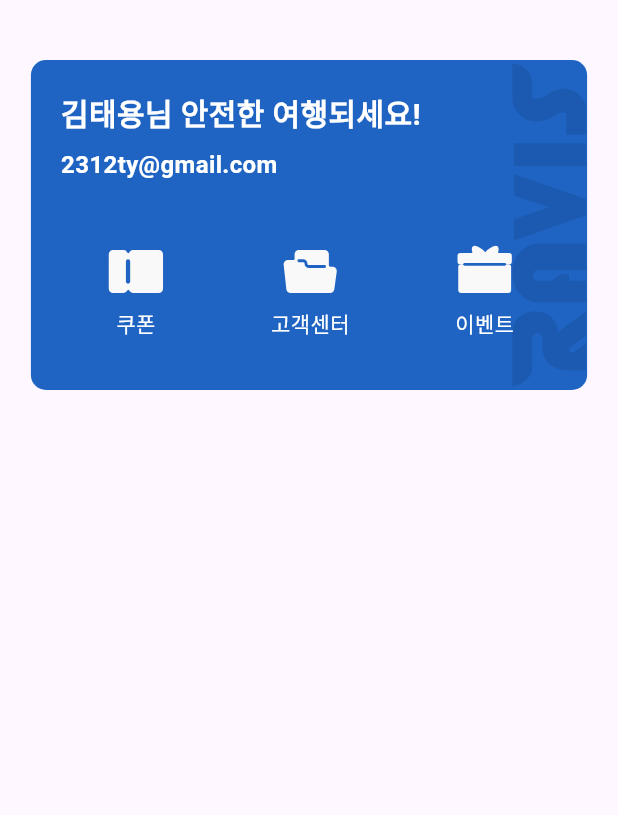
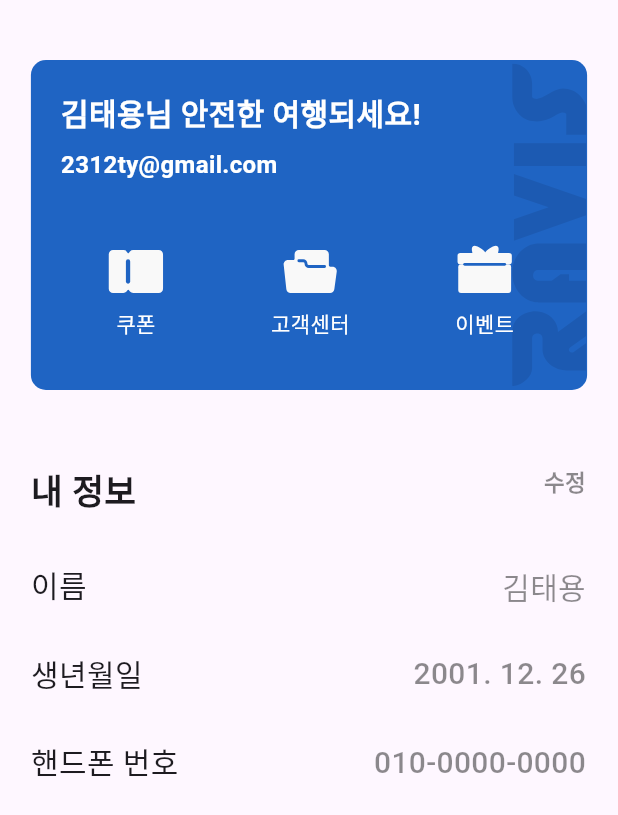
Before and after one commit to mxcoogi/Ravis, a Flutter app: the MyInfoScreen screen opened directly, on a phone screen of 412 x 824 dp. Shown: the top 815 px of the screen. Run offline on Flutter 3.47's test engine with Material 3 defaults, Android fonts, the phone set to English and light mode, and no system bars; our stand-ins replace flutter_svg, google_maps_flutter.

Commit message:
마이페이지 수정위젯 만듬

```diff
--- a/lib/screen/screen_myinfo.dart
+++ b/lib/screen/screen_myinfo.dart
@@ -24,6 +24,11 @@ class _MyInfoScreenState extends State<MyInfoScreen> {
             right: sidePadding,  // 오른쪽 여백 설정
             child: MyinfoCard(),
           ),
+          Positioned(
+            top: 300,
+            left: sidePadding,
+            child: MyInfo()
+            )
 
         ],
       ),
--- a/lib/widget/widget_myinfo.dart
+++ b/lib/widget/widget_myinfo.dart
@@ -137,3 +137,61 @@ class _MyinfoCardState extends State<MyinfoCard> {
     );
   }
 }
+
+class MyInfo extends StatefulWidget {
+  const MyInfo({super.key});
+
+  @override
+  State<MyInfo> createState() => _MyInfoState();
+}
+
+class _MyInfoState extends State<MyInfo> {
+  @override
+  Widget build(BuildContext context) {
+    return Container(
+      width: 370,
+      height: 250,
+      child: Row(
+  mainAxisAlignment: MainAxisAlignment.spaceBetween,
+  children: [
+    Padding(
+      padding: EdgeInsets.only(top: 10, left: 0), // 패딩값 설정
+      child: Align(
+        alignment: Alignment.centerLeft, // 텍스트를 왼쪽에 정렬
+        child: Column(
+          crossAxisAlignment: CrossAxisAlignment.start, // Column 내에서 텍스트들 왼쪽 정렬
+          children: [
+            Text('내 정보', style: TextStyle(fontSize: 23, fontWeight: FontWeight.w600)),
+            SizedBox(height: 30),
+            Text('이름', style: TextStyle(fontSize: 20, fontWeight: FontWeight.w500)),
+            SizedBox(height: 30),
+            Text('생년월일', style: TextStyle(fontSize: 20, fontWeight: FontWeight.w500)),
+            SizedBox(height: 30),
+            Text('핸드폰 번호', style: TextStyle(fontSize: 20, fontWeight: FontWeight.w500)),
+          ],
+        ),
+      ),
+    ),
+    Padding(
+      padding: EdgeInsets.only(top: 10, left: 0), // 패딩값 설정
+      child: Align(
+        alignment: Alignment.centerLeft, // 텍스트를 왼쪽에 정렬
+        child: Column(
+          crossAxisAlignment: CrossAxisAlignment.end, // Column 내에서 텍스트들 왼쪽 정렬
+          children: [
+            Text('수정', style: TextStyle(fontSize: 15, fontWeight: FontWeight.w600, color: Colors.black45)),
+            SizedBox(height: 45),
+            Text('김태용', style: TextStyle(fontSize: 20, fontWeight: FontWeight.w500, color: Colors.black45)),
+            SizedBox(height: 30),
+            Text('2001. 12. 26', style: TextStyle(fontSize: 20, fontWeight: FontWeight.w500, color: Colors.black45)),
+            SizedBox(height: 30),
+            Text('010-0000-0000', style: TextStyle(fontSize: 20, fontWeight: FontWeight.w500, color: Colors.black45)),
+          ],
+        ),
+      ),
+    ),
+  ],
+)
+    );
+  }
+}
```
